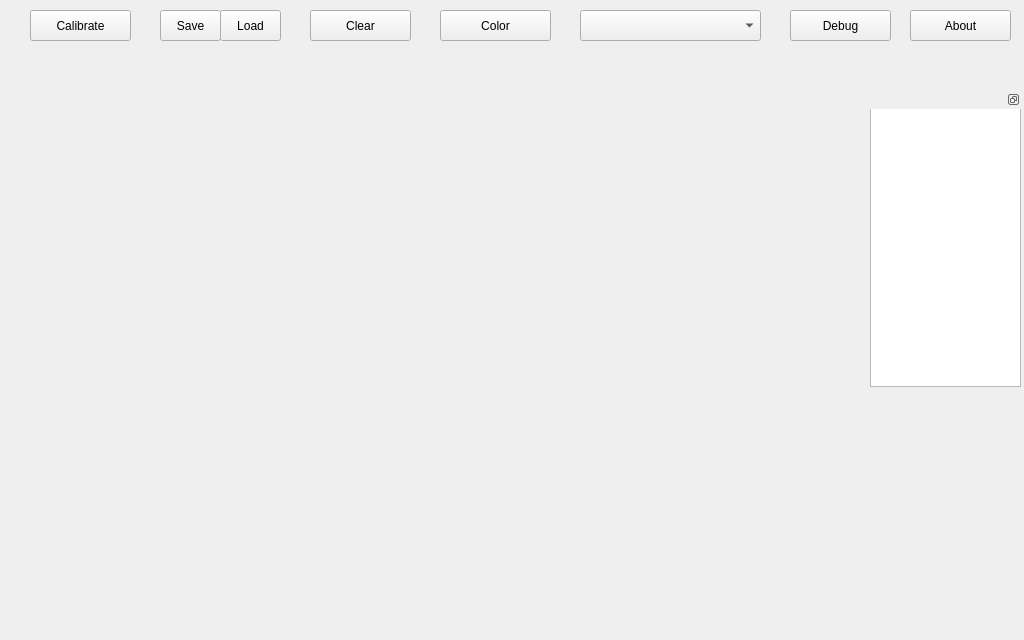
First picture: the form in src/webcamWizard.ui, repository laciKE/WebcamWizard, before the edit.
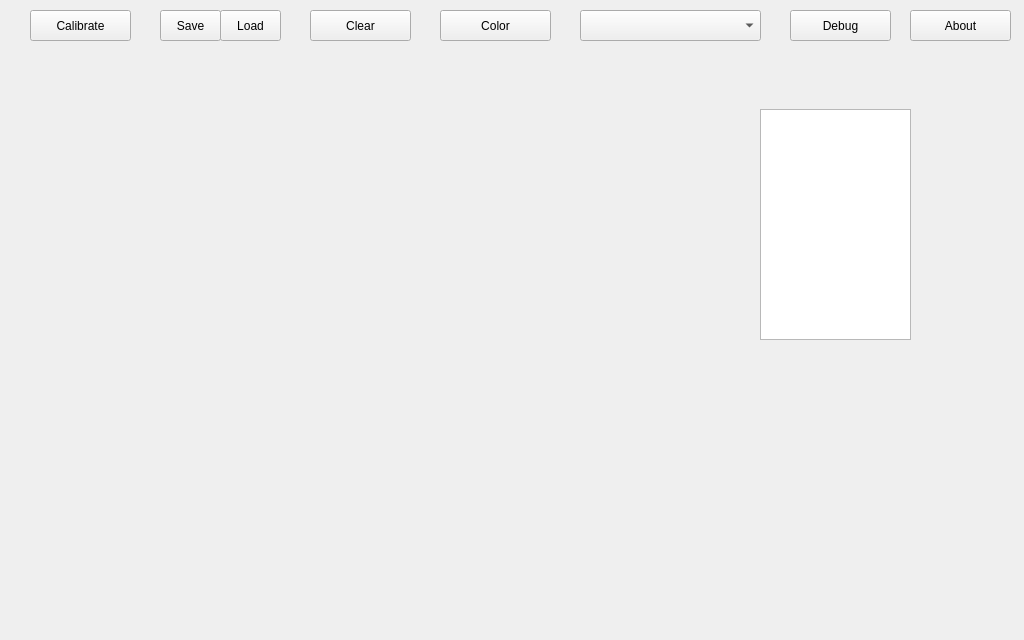
Second picture: the form after the edit.

Commit message: debug form fixed

```diff
--- a/src/webcamWizard.ui
+++ b/src/webcamWizard.ui
@@ -139,24 +139,39 @@
   <widget class="QDockWidget" name="debugWidget">
    <property name="geometry">
     <rect>
-     <x>510</x>
+     <x>410</x>
      <y>90</y>
      <width>511</width>
-     <height>311</height>
+     <height>288</height>
     </rect>
    </property>
+   <property name="minimumSize">
+    <size>
+     <width>511</width>
+     <height>288</height>
+    </size>
+   </property>
+   <property name="maximumSize">
+    <size>
+     <width>511</width>
+     <height>288</height>
+    </size>
+   </property>
    <property name="floating">
     <bool>true</bool>
    </property>
    <property name="features">
-    <set>QDockWidget::DockWidgetFloatable|QDockWidget::DockWidgetMovable</set>
+    <set>QDockWidget::DockWidgetMovable</set>
+   </property>
+   <property name="allowedAreas">
+    <set>Qt::AllDockWidgetAreas</set>
    </property>
    <widget class="QWidget" name="dock">
     <widget class="QLabel" name="camera">
      <property name="geometry">
       <rect>
        <x>10</x>
-       <y>30</y>
+       <y>0</y>
        <width>320</width>
        <height>240</height>
       </rect>
@@ -168,10 +183,10 @@
     <widget class="QTextEdit" name="debugOutput">
      <property name="geometry">
       <rect>
-       <x>360</x>
-       <y>-3</y>
+       <x>350</x>
+       <y>0</y>
        <width>151</width>
-       <height>281</height>
+       <height>231</height>
       </rect>
      </property>
      <property name="readOnly">
```
The commit also changes 5 other files.
